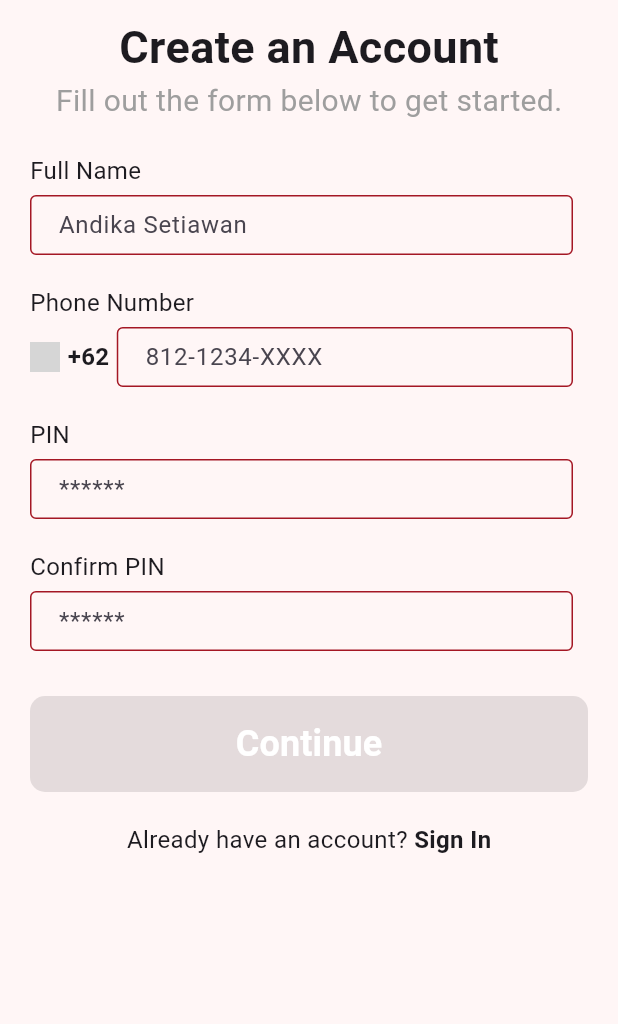
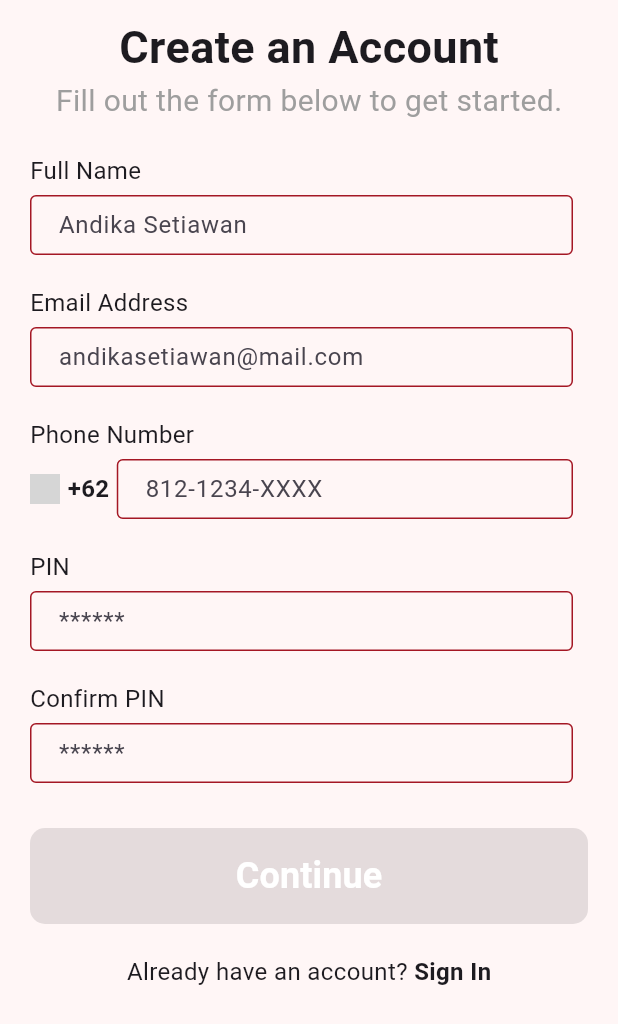
Before and after one commit to IniGabriel/ULet, a Flutter app: the screen it shows after launch, after a tap on "Sign Up", on a phone screen of 412 x 824 dp. Shown: the top 1024 px of the screen. Run offline on Flutter 3.47's test engine with Material 3 defaults, Android fonts, the phone set to English and light mode, and no system bars; our stand-ins replace cloud_firestore, email_validator, firebase_auth, firebase_core, flutter_dotenv, flutter_svg and 3 more; missing offline and left inert: country_flags, mobile_scanner; accounts and stored records are empty; grey boxes are pictures that could not be loaded.

Commit message:
add email form for API requirement and set register wallet id for API

```diff
--- a/lib/firebase/check_form.dart
+++ b/lib/firebase/check_form.dart
@@ -12,6 +12,19 @@ class CheckForm {
       return querySnapshot.docs.isNotEmpty;
     } catch (e) {
       print('Error checking phone number: $e');
+      return false;
+    }
+  }
+
+  Future<bool> isEmailExists(String email) async {
+    try {
+      QuerySnapshot querySnapshot = await FirebaseFirestore.instance
+          .collection('users')
+          .where('email', isEqualTo: email)
+          .get();
+      return querySnapshot.docs.isNotEmpty;
+    } catch (e) {
+      print('Error checking email: $e');
       return false;
     }
   }
--- a/lib/main.dart
+++ b/lib/main.dart
@@ -1,6 +1,7 @@
 import 'package:firebase_core/firebase_core.dart';
 import 'package:flutter/material.dart';
 import 'package:firebase_auth/firebase_auth.dart';
+import 'package:flutter_dotenv/flutter_dotenv.dart';
 import 'package:ulet_1/firebase/firebase_options.dart';
 import 'package:ulet_1/pages/user_form/sign_in.dart';
 import 'package:ulet_1/pages/home_page/bottom_navbar.dart';
@@ -10,6 +11,7 @@ void main() async {
   await Firebase.initializeApp(
     options: DefaultFirebaseOptions.currentPlatform,
   );
+  await dotenv.load(fileName: ".env");
   runApp(const MyApp());
 }
 
--- a/lib/pages/user_form/otp_verification.dart
+++ b/lib/pages/user_form/otp_verification.dart
@@ -9,6 +9,7 @@ import 'package:ulet_1/pages/home_page/bottom_navbar.dart';
 class OTPVerification extends StatefulWidget {
   final String verificationId;
   final String? fullName;
+  final String? email;
   final String phoneNumber;
   final String? pin;
 
@@ -16,6 +17,7 @@ class OTPVerification extends StatefulWidget {
     super.key,
     required this.verificationId,
     this.fullName,
+    this.email,
     required this.phoneNumber,
     this.pin,
   });
@@ -37,6 +39,7 @@ class _OTPVerificationState extends State<OTPVerification> {
     bool isOTPVerified = await PhoneAuth().isOTPVerified(
       verificationId: widget.verificationId,
       fullName: widget.fullName,
+      email: widget.email,
       pin: widget.pin,
       otp: _otpController.text,
     );
--- a/lib/pages/user_form/sign_up.dart
+++ b/lib/pages/user_form/sign_up.dart
@@ -1,3 +1,4 @@
+import 'package:email_validator/email_validator.dart';
 import 'package:flutter/material.dart';
 import 'package:country_flags/country_flags.dart';
 import 'package:flutter/services.dart';
@@ -20,6 +21,7 @@ class SignUp extends StatefulWidget {
 class _SignUpState extends State<SignUp> {
   final TextEditingController _phoneNumberController = TextEditingController();
   final TextEditingController _fullNameController = TextEditingController();
+  final TextEditingController _emailController = TextEditingController();
   final TextEditingController _pinController = TextEditingController();
   final TextEditingController _confirmPinController = TextEditingController();
   bool _isContinueButtonEnabled = false;
@@ -28,6 +30,7 @@ class _SignUpState extends State<SignUp> {
   void dispose() {
     _phoneNumberController.dispose();
     _fullNameController.dispose();
+    _emailController.dispose();
     _pinController.dispose();
     _confirmPinController.dispose();
     super.dispose();
@@ -38,22 +41,28 @@ class _SignUpState extends State<SignUp> {
       _isContinueButtonEnabled = _phoneNumberController.text.length >= 10 &&
           _fullNameController.text.isNotEmpty &&
           _pinController.text.length == 6 &&
-          _confirmPinController.text.length == 6;
+          _confirmPinController.text.length == 6 &&
+          EmailValidator.validate(_emailController.text);
     });
   }
 
   void _checkPhoneNumberExistsAndPIN() async {
     bool isPhoneNumberExists =
         await CheckForm().isPhoneNumberExists(_phoneNumberController.text);
+    bool isEmailExists = await CheckForm().isEmailExists(_emailController.text);
     if (mounted) {
-      if (isPhoneNumberExists) {
+      if (isEmailExists) {
+        CustomSnackbarAlert()
+            .showSnackbarError('Email already registered!', context);
+      } else if (isPhoneNumberExists) {
         CustomSnackbarAlert()
             .showSnackbarError('Phone number already registered!', context);
       } else {
         if (_pinController.text == _confirmPinController.text) {
           _sendOTP();
         } else {
-          CustomSnackbarAlert().showSnackbarError('PINs do not match!', context);
+          CustomSnackbarAlert()
+              .showSnackbarError('PINs do not match!', context);
         }
       }
     }
@@ -68,6 +77,7 @@ class _SignUpState extends State<SignUp> {
           builder: (context) => OTPVerification(
             verificationId: verificationId,
             fullName: _fullNameController.text,
+            email: _emailController.text,
             phoneNumber: _phoneNumberController.text,
             pin: _pinController.text,
           ),
@@ -132,6 +142,55 @@ class _SignUpState extends State<SignUp> {
                                 ],
                                 decoration: const InputDecoration(
                                   labelText: 'Andika Setiawan',
+                                  floatingLabelBehavior:
+                                      FloatingLabelBehavior.never,
+                                  focusedBorder: OutlineInputBorder(
+                                    borderSide: BorderSide(
+                                      color: CustomColors.primaryColor,
+                                    ),
+                                  ),
+                                  enabledBorder: OutlineInputBorder(
+                                    borderSide: BorderSide(
+                                      color: CustomColors.primaryColor,
+                                    ),
+                                  ),
+                                  contentPadding:
+                                      EdgeInsets.symmetric(horizontal: 15.0),
+                                ),
+                                style: const TextStyle(
+                                  fontSize: CustomFontSize.primaryFontSize,
+                                ),
+                              ),
+                            ),
+                          ],
+                        ),
+                      ),
+                      Padding(
+                        padding: const EdgeInsets.fromLTRB(20.0, 20.0, 30.0, 0),
+                        child: Column(
+                          crossAxisAlignment: CrossAxisAlignment.start,
+                          children: [
+                            const Text(
+                              'Email Address',
+                              style: TextStyle(
+                                fontSize: CustomFontSize.primaryFontSize,
+                              ),
+                            ),
+                            const SizedBox(
+                              height: 5.0,
+                            ),
+                            SizedBox(
+                              height: 40.0,
+                              child: TextField(
+                                controller: _emailController,
+                                onChanged: (_) => _checkFields(),
+                                textInputAction: TextInputAction.next,
+                                inputFormatters: [
+                                  FilteringTextInputFormatter.allow(
+                                      RegExp(r'[a-zA-Z0-9@._-]+')),
+                                ],
+                                decoration: const InputDecoration(
+                                  labelText: 'andikasetiawan@mail.com',
                                   floatingLabelBehavior:
                                       FloatingLabelBehavior.never,
                                   focusedBorder: OutlineInputBorder(
--- a/pubspec.yaml
+++ b/pubspec.yaml
@@ -44,6 +44,9 @@ dependencies:
   mobile_scanner: ^5.1.1
   image_picker: ^1.1.2
   qr_flutter: ^4.1.0
+  email_validator: ^2.1.17
+  flutter_dotenv: ^5.1.0
+  http: ^1.2.1
 
 dev_dependencies:
   flutter_test:
@@ -69,6 +72,7 @@ flutter:
   # To add assets to your application, add an assets section, like this:
   assets:
     - images/
+    - .env
 
   # An image asset can refer to one or more resolution-specific "variants", see
   # https://flutter.dev/assets-and-images/#resolution-aware
```
Also changed, not shown: lib/api/wallet.dart (added, +71 -0 lines), lib/firebase/phone_auth.dart (+22 -21 lines), lib/pages/profile_page/profile_page.dart (+6 -6 lines), pubspec.lock, 3 other files.
